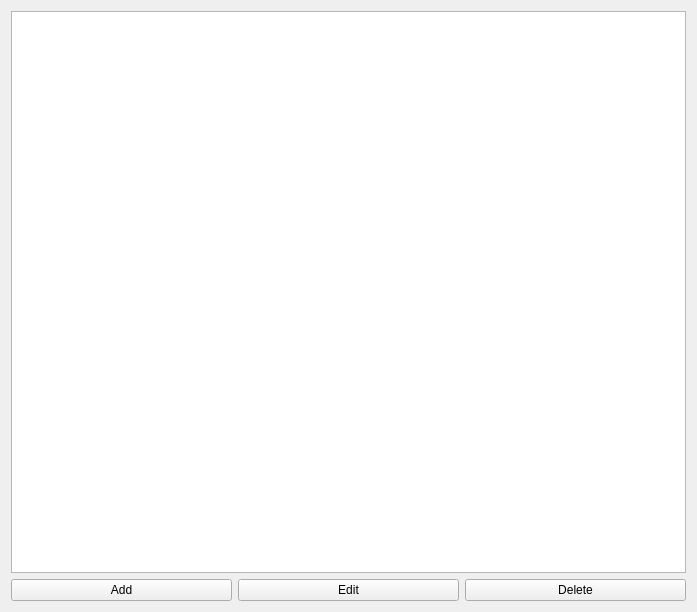
Above: listpage.ui from ryoma-core/RyomaResourceMonitor before the change. Below: the same form after it.
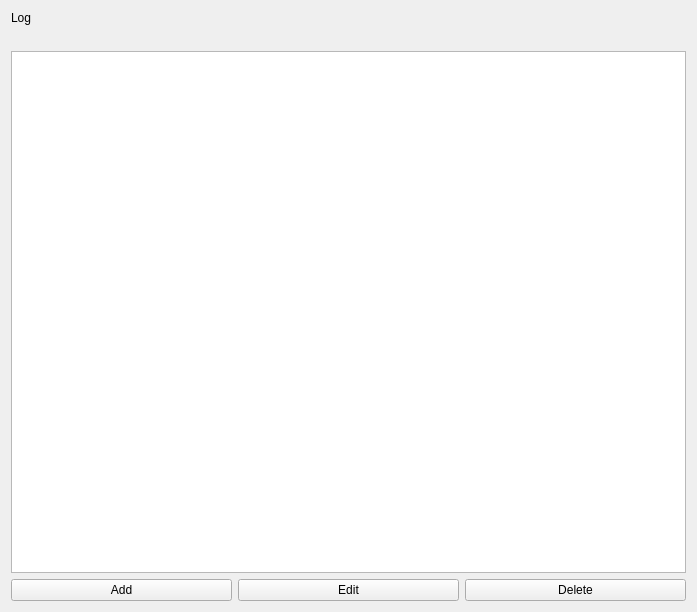
That is the form after the change.

The edit to the form file:
```diff
--- a/listpage.ui
+++ b/listpage.ui
@@ -16,6 +16,20 @@
   <layout class="QGridLayout" name="gridLayout">
    <item row="0" column="0">
     <layout class="QVBoxLayout" name="verticalLayout">
+     <item>
+      <widget class="QLabel" name="LoggerText">
+       <property name="text">
+        <string>Log</string>
+       </property>
+      </widget>
+     </item>
+     <item>
+      <widget class="QLabel" name="Logger">
+       <property name="text">
+        <string/>
+       </property>
+      </widget>
+     </item>
      <item>
       <widget class="QListWidget" name="DeviceList"/>
      </item>
```
